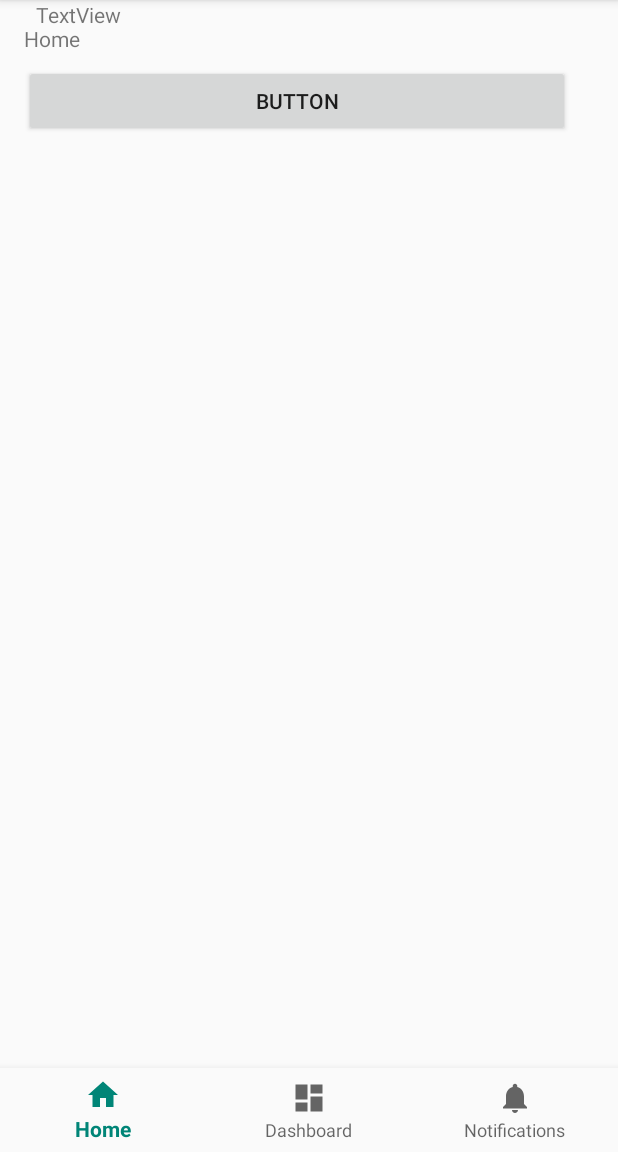
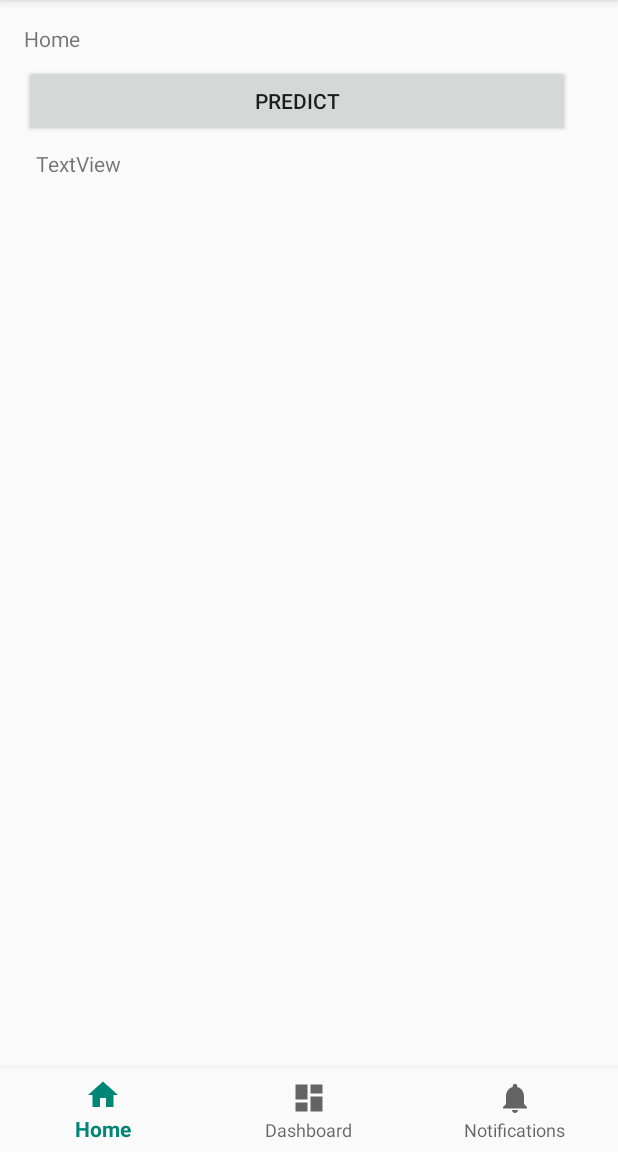
Before and after one commit to tjhannes/tum_huawai, an Android app: the screen it shows after launch (MainActivity), on a phone screen of 412 x 824 dp, the part 84-1236 px from its top. Run offline under Robolectric (Android 15) with nearby library versions, the light colour scheme and no system bars; libraries missing offline, so code that uses them is left out: com.huawei.hiai; 1 statement that could not run was skipped.

Commit message:
small ui changes

```diff
--- a/app/src/main/java/com/example/johannes/huawei/MainActivity.java
+++ b/app/src/main/java/com/example/johannes/huawei/MainActivity.java
@@ -69,6 +69,7 @@ public class MainActivity extends AppCompatActivity {
 
         textPrediction = (TextView) findViewById(R.id.textPrediction);
         buttonPredictScene = (Button) findViewById(R.id.buttonPredictScene);
+        buttonPredictScene.setText("Predict");
 
         mMyHandlerThread = new MyHandlerThread();
         mMyHandlerThread.start();
--- a/app/src/main/res/layout/activity_main.xml
+++ b/app/src/main/res/layout/activity_main.xml
@@ -48,6 +48,6 @@
         android:layout_marginTop="8dp"
         android:text="TextView"
         app:layout_constraintStart_toStartOf="parent"
-        app:layout_constraintTop_toBottomOf="@+id/button" />
+        app:layout_constraintTop_toBottomOf="@+id/buttonPredictScene" />
 
 </android.support.constraint.ConstraintLayout>
```
